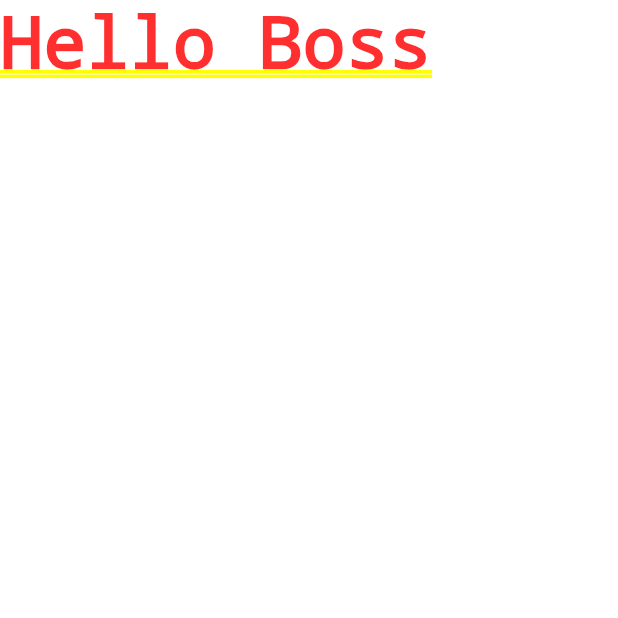
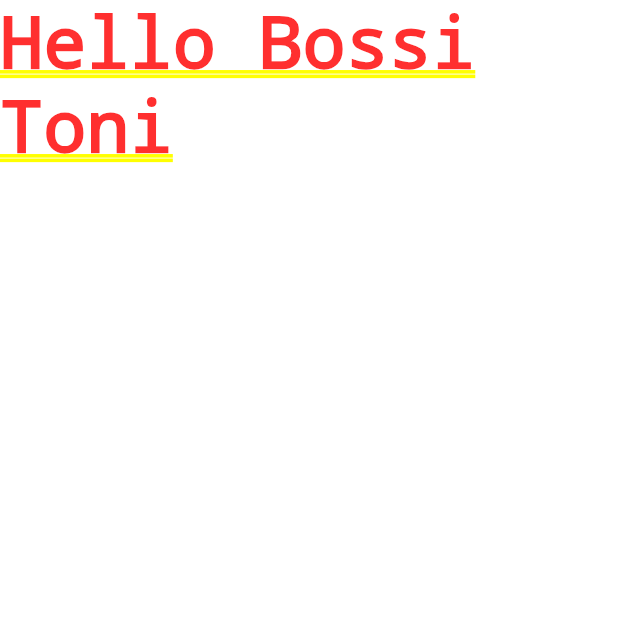
Before and after one commit to enchele01/FlutterQuizApp, a Flutter app: the screen it shows after launch, on a phone screen of 412 x 824 dp, the top half of it. Run offline on Flutter 3.47's test engine with Material 2 defaults, Android fonts, the phone set to English and light mode, and no system bars.

Commit message:
texti u ndryshu pak

```diff
--- a/lib/main.dart
+++ b/lib/main.dart
@@ -7,7 +7,7 @@ void main() {
 class MyApp extends StatelessWidget {
   Widget build(BuildContext context) {
     return MaterialApp(
-      home: Text('Hello Boss'),
+      home: Text('Hello Bossi Toni'),
     );
   }
 }
```
